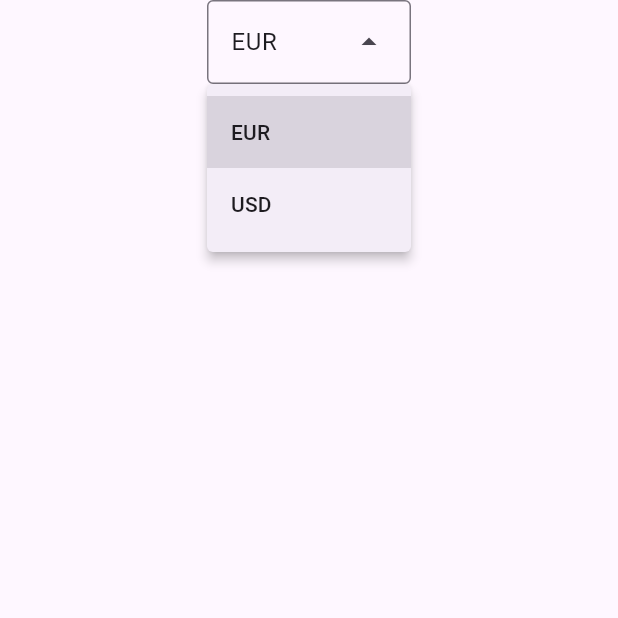
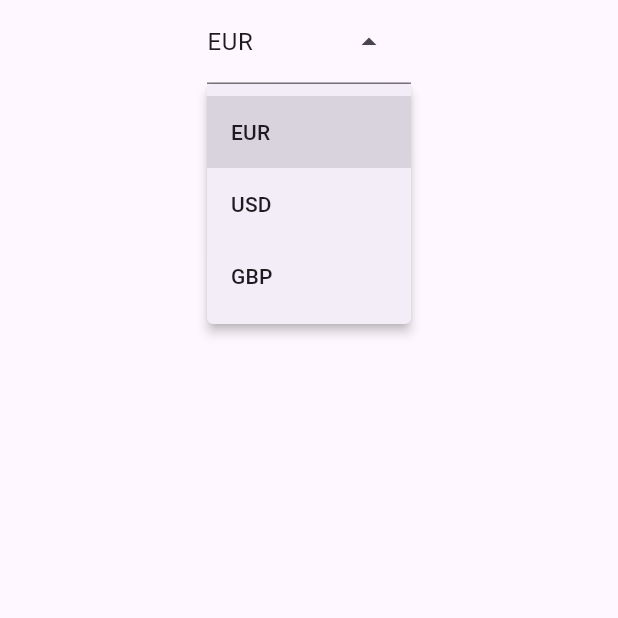
Before and after one commit to geomidas/flutter, a Flutter app: the ConfigPage screen opened directly, after a tap on "EUR", on a phone screen of 412 x 824 dp, the top half of it. Run offline on Flutter 3.47's test engine with Material 3 defaults, Android fonts, the phone set to English and light mode, and no system bars.

Commit message:
Add dropdown class

```diff
--- a/perfin/lib/widgets/dropdown.dart
+++ b/perfin/lib/widgets/dropdown.dart
@@ -1,6 +1,8 @@
+import 'dart:ui';
+
 import 'package:flutter/material.dart';
 
-const List<String> list = <String>['EUR', 'USD'];
+const List<String> list = <String>['EUR', 'USD', 'GBP'];
 
 class DropdownMenuExample extends StatefulWidget {
   const DropdownMenuExample({super.key});
@@ -25,6 +27,8 @@ class _DropdownMenuExampleState extends State<DropdownMenuExample> {
       dropdownMenuEntries: list.map<DropdownMenuEntry<String>>((String value) {
         return DropdownMenuEntry<String>(value: value, label: value);
       }).toList(),
+      inputDecorationTheme: InputDecorationTheme(
+          fillColor: Color.fromARGB(255, 133, 192, 240), filled: false),
     );
   }
 }
```
